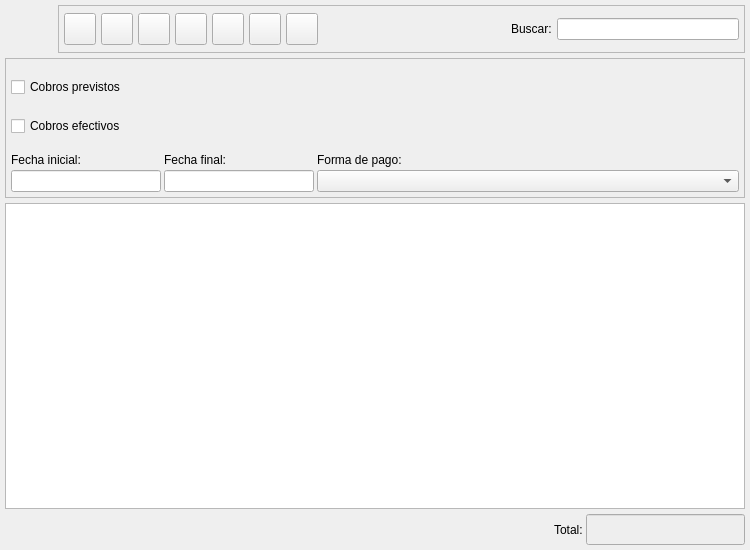
First picture: the form in bulmages/bulmafact/plugins/pluginbf_clientecobro/cobroslistbase.ui, repository eboladev/Bulmages-1, before the edit.
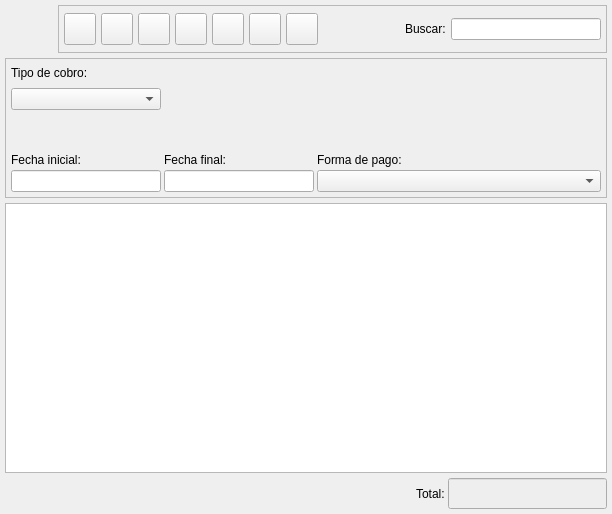
Second picture: the form after the edit. Icons and pictures are not drawn. Custom widgets are drawn as their Qt base class.

Commit message: - Bug de tipo dolor de cabeza: Al tener el plugin de cobros a cliente   (pluginbf_clientecobro), en la ficha del cliente no se podía guardar su 'Forma de pago'. Sucedía que aparecía la pestaña de 'Cobros' y esa ficha, en el apartado de filtrado, contenía un 'BfBuscarFormaPago' con el mismo nombre (mui_forma_pago) que en la ficha principal. Al guardar en la base de datos se llama a BlForm::recogeValores que, al recorrer todos los 'widgets' con nombre del tipo 'mui_<campo-en-base-de-datos>' se hacía un lio al encontrar dos con el mismo nombre.

The edit to the form file:
```diff
--- a/bulmages/bulmafact/plugins/pluginbf_clientecobro/cobroslistbase.ui
+++ b/bulmages/bulmafact/plugins/pluginbf_clientecobro/cobroslistbase.ui
@@ -10,8 +10,8 @@
    <rect>
     <x>0</x>
     <y>0</y>
-    <width>750</width>
-    <height>550</height>
+    <width>612</width>
+    <height>514</height>
    </rect>
   </property>
   <property name="windowTitle">
@@ -543,19 +543,38 @@
            <number>0</number>
           </property>
           <item>
-           <widget class="QCheckBox" name="mui_previsiones">
+           <widget class="QLabel" name="label_2">
             <property name="text">
-             <string>Cobros previstos</string>
+             <string>Tipo de cobro:</string>
             </property>
            </widget>
           </item>
           <item>
-           <widget class="QCheckBox" name="mui_efectivos">
-            <property name="text">
-             <string>Cobros efectivos</string>
+           <widget class="QComboBox" name="mui_tipocobro">
+            <property name="minimumSize">
+             <size>
+              <width>150</width>
+              <height>0</height>
+             </size>
             </property>
            </widget>
           </item>
+          <item>
+           <spacer name="verticalSpacer">
+            <property name="orientation">
+             <enum>Qt::Vertical</enum>
+            </property>
+            <property name="sizeType">
+             <enum>QSizePolicy::Ignored</enum>
+            </property>
+            <property name="sizeHint" stdset="0">
+             <size>
+              <width>20</width>
+              <height>40</height>
+             </size>
+            </property>
+           </spacer>
+          </item>
          </layout>
         </item>
         <item>
```
Left out of the diff: 4 changed lines with no effect on the pictures. The commit also changes 2 other files.
